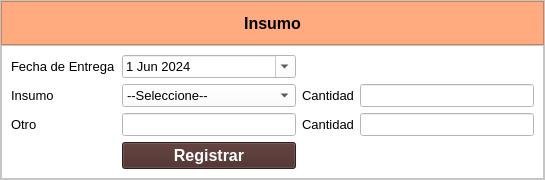
Old version of the form gui/insumos/cargar_insumo.ui in the repository ayenaccarato/Marcanac.
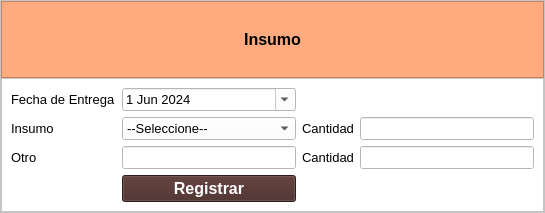
New version of the form. Icons and pictures are not drawn.

Diff of the .ui file:
```diff
--- a/gui/insumos/cargar_insumo.ui
+++ b/gui/insumos/cargar_insumo.ui
@@ -7,7 +7,7 @@
     <x>0</x>
     <y>0</y>
     <width>545</width>
-    <height>180</height>
+    <height>213</height>
    </rect>
   </property>
   <property name="windowTitle">
```
Left out of the diff: 4 changed lines with no effect on the pictures.
